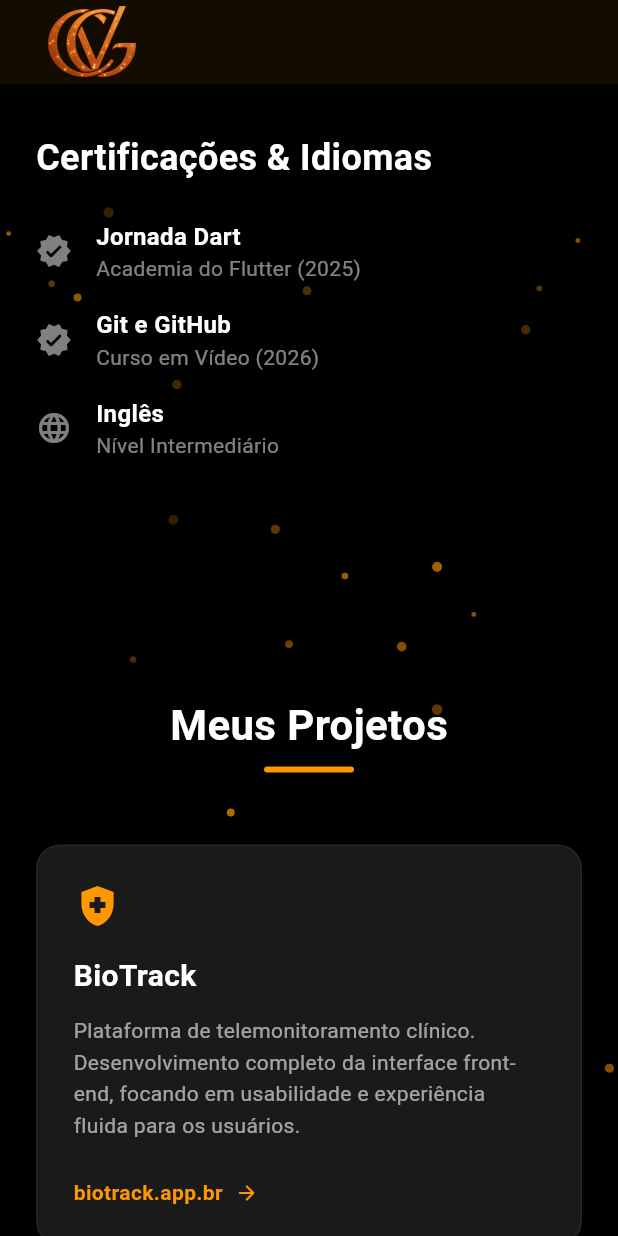
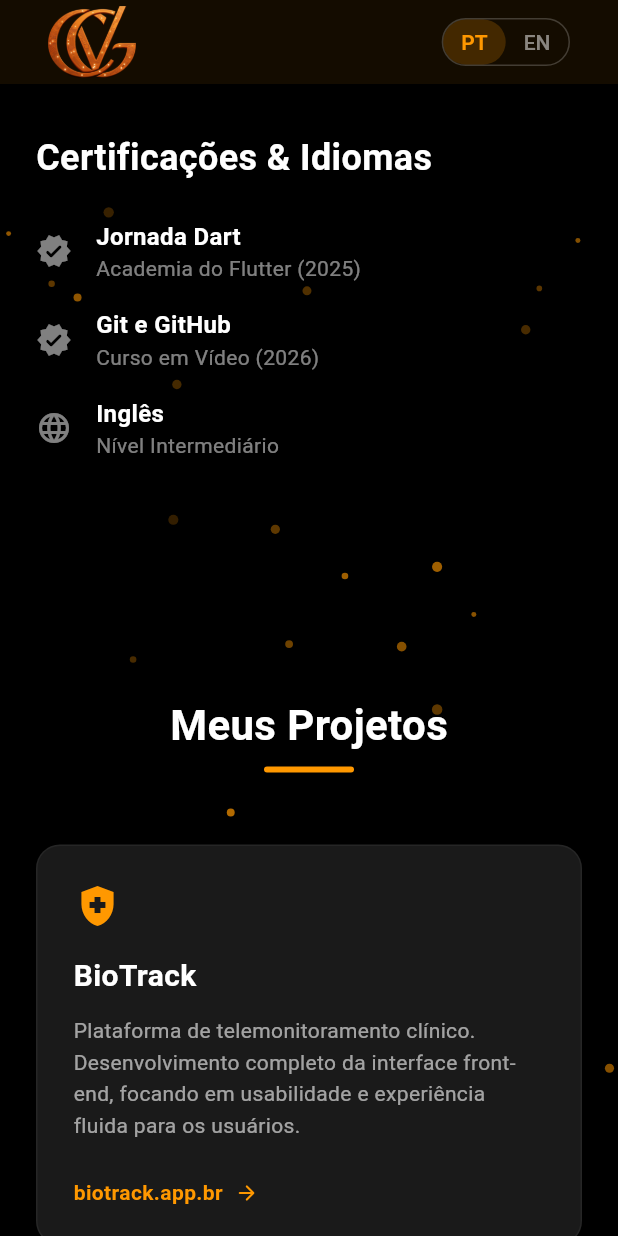
Before and after one commit to CamilaGVitoria/portifolio-camila, a Flutter app: the screen it shows after launch, scrolled down 1728 dp, on a phone screen of 412 x 824 dp. Run offline on Flutter 3.47's test engine with Material 3 defaults, Android fonts, the phone set to English and light mode, and no system bars.

Commit message:
English add

```diff
--- a/lib/sections/about_section.dart
+++ b/lib/sections/about_section.dart
@@ -1,7 +1,9 @@
 import 'package:flutter/material.dart';
 
 class AboutSection extends StatelessWidget {
-  const AboutSection({super.key});
+  final bool isEnglish;
+
+  const AboutSection({super.key, required this.isEnglish});
 
   @override
   Widget build(BuildContext context) {
@@ -22,7 +24,7 @@ class AboutSection extends StatelessWidget {
             crossAxisAlignment: CrossAxisAlignment.center,
             children: [
               Text(
-                "Sobre Mim & Experiência",
+                isEnglish ? "About Me & Experience" : "Sobre Mim & Experiência",
                 style: TextStyle(
                   fontSize: isMobile ? 28 : 36,
                   fontWeight: FontWeight.bold,
@@ -39,7 +41,6 @@ class AboutSection extends StatelessWidget {
                 ),
               ),
               const SizedBox(height: 60),
-
               isMobile
                   ? Column(
                       children: [
@@ -67,9 +68,9 @@ class AboutSection extends StatelessWidget {
     return Column(
       crossAxisAlignment: CrossAxisAlignment.start,
       children: [
-        const Text(
-          "Trajetória",
-          style: TextStyle(
+        Text(
+          isEnglish ? "Journey" : "Trajetória",
+          style: const TextStyle(
             fontSize: 24,
             fontWeight: FontWeight.bold,
             color: Colors.white,
@@ -78,28 +79,34 @@ class AboutSection extends StatelessWidget {
         const SizedBox(height: 32),
         _buildTimelineItem(
           context: context,
-          title: "Desenvolvedora Front-End",
+          title: isEnglish ? "Front-End Developer" : "Desenvolvedora Front-End",
           subtitle: "QuadCode",
-          period: "11/2025 - Atual",
-          description: "Desenvolvimento de front-end para aplicações Web, Desktop e Mobile com foco em layouts modernos e na jornada do usuário.",
+          period: isEnglish ? "11/2025 - Present" : "11/2025 - Atual",
+          description: isEnglish
+              ? "Front-end development for Web, Desktop, and Mobile applications with a focus on modern layouts and user experience."
+              : "Desenvolvimento de front-end para aplicações Web, Desktop e Mobile com foco em layouts modernos e na jornada do usuário.",
           icon: Icons.work_rounded,
         ),
         const SizedBox(height: 24),
         _buildTimelineItem(
           context: context,
-          title: "Desenvolvedora de Aplicativos Mobile",
-          subtitle: "Peki Code (Empresa Júnior)",
+          title: isEnglish ? "Mobile Applications Developer" : "Desenvolvedora de Aplicativos Móveis",
+          subtitle: isEnglish ? "Peki Code (Junior Enterprise)" : "Peki Code (Empresa Júnior)",
           period: "10/2024 - 02/2025",
-          description: "Atuação focada no desenvolvimento mobile utilizando o ecossistema Flutter.",
+          description: isEnglish
+              ? "Focused on mobile development using the Flutter ecosystem."
+              : "Atuação focada no desenvolvimento mobile utilizando o ecossistema Flutter.",
           icon: Icons.smartphone_rounded,
         ),
         const SizedBox(height: 24),
         _buildTimelineItem(
           context: context,
-          title: "Bacharelado em Ciência da Computação",
+          title: isEnglish ? "Bachelor's Degree in Computer Science" : "Bacharelado em Ciência da Computação",
           subtitle: "IF Goiano - Campus Morrinhos",
-          period: "02/2019 - Atual",
-          description: "Formação acadêmica sólida com foco em engenharia de software e resolução de problemas.",
+          period: isEnglish ? "02/2019 - Present" : "02/2019 - Atual",
+          description: isEnglish
+              ? "Solid academic background focusing on software engineering and problem-solving."
+              : "Formação acadêmica sólida com foco em engenharia de software e resolução de problemas.",
           icon: Icons.school_rounded,
         ),
       ],
@@ -173,9 +180,9 @@ class AboutSection extends StatelessWidget {
     return Column(
       crossAxisAlignment: CrossAxisAlignment.start,
       children: [
-        const Text(
-          "Habilidades Técnicas",
-          style: TextStyle(
+        Text(
+          isEnglish ? "Technical Skills" : "Habilidades Técnicas",
+          style: const TextStyle(
             fontSize: 24,
             fontWeight: FontWeight.bold,
             color: Colors.white,
@@ -197,9 +204,9 @@ class AboutSection extends StatelessWidget {
           ],
         ),
         const SizedBox(height: 48),
-        const Text(
-          "Certificações & Idiomas",
-          style: TextStyle(
+        Text(
+          isEnglish ? "Certifications & Languages" : "Certificações & Idiomas",
+          style: const TextStyle(
             fontSize: 24,
             fontWeight: FontWeight.bold,
             color: Colors.white,
@@ -208,7 +215,12 @@ class AboutSection extends StatelessWidget {
         const SizedBox(height: 24),
         _buildListTile(context, Icons.verified_rounded, "Jornada Dart", "Academia do Flutter (2025)"),
         _buildListTile(context, Icons.verified_rounded, "Git e GitHub", "Curso em Vídeo (2026)"),
-        _buildListTile(context, Icons.language_rounded, "Inglês", "Nível Intermediário"),
+        _buildListTile(
+          context,
+          Icons.language_rounded,
+          isEnglish ? "English" : "Inglês",
+          isEnglish ? "Intermediate Level" : "Nível Intermediário",
+        ),
       ],
     );
   }
--- a/lib/sections/footer_section.dart
+++ b/lib/sections/footer_section.dart
@@ -2,7 +2,9 @@ import 'package:flutter/material.dart';
 import 'package:url_launcher/url_launcher.dart';
 
 class FooterSection extends StatelessWidget {
-  const FooterSection({super.key});
+  final bool isEnglish;
+
+  const FooterSection({super.key, required this.isEnglish});
 
   Future<void> _launchUrl(String urlString) async {
     final Uri url = Uri.parse(urlString);
@@ -57,7 +59,7 @@ class FooterSection extends StatelessWidget {
         children: [
           Image.asset(
             'assets/images/my_logo.png',
-            height: 110,
+            height: 80,
             errorBuilder: (context, error, stackTrace) {
               return Text(
                 "< Camila />",
@@ -72,7 +74,9 @@ class FooterSection extends StatelessWidget {
           ),
           const SizedBox(height: 16),
           Text(
-            "© ${DateTime.now().year} — Desenvolvido em Flutter",
+            isEnglish
+                ? "© ${DateTime.now().year} — Developed in Flutter"
+                : "© ${DateTime.now().year} — Desenvolvido em Flutter",
             style: TextStyle(
               color: Colors.white.withOpacity(0.4),
               fontSize: 14,
@@ -84,9 +88,9 @@ class FooterSection extends StatelessWidget {
       Column(
         crossAxisAlignment: isMobile ? CrossAxisAlignment.center : CrossAxisAlignment.start,
         children: [
-          const Text(
-            "Contato",
-            style: TextStyle(
+          Text(
+            isEnglish ? "Contact" : "Contato",
+            style: const TextStyle(
               color: Colors.white,
               fontWeight: FontWeight.bold,
               fontSize: 16,
@@ -110,9 +114,9 @@ class FooterSection extends StatelessWidget {
       Column(
         crossAxisAlignment: isMobile ? CrossAxisAlignment.center : CrossAxisAlignment.start,
         children: [
-          const Text(
-            "Redes Sociais",
-            style: TextStyle(
+          Text(
+            isEnglish ? "Social Media" : "Redes Sociais",
+            style: const TextStyle(
               color: Colors.white,
               fontWeight: FontWeight.bold,
               fontSize: 16,
@@ -131,7 +135,7 @@ class FooterSection extends StatelessWidget {
               _buildSocialButton(
                 icon: Icons.business_center_rounded,
                 label: "LinkedIn",
-                url: "https://www.linkedin.com/in/camilagvitoria/",
+                url: "https://www.linkedin.com",
               ),
             ],
           ),
--- a/lib/sections/hero_section.dart
+++ b/lib/sections/hero_section.dart
@@ -3,7 +3,14 @@ import 'package:flutter/material.dart';
 import 'package:url_launcher/url_launcher.dart';
 
 class HeroSection extends StatelessWidget {
-  const HeroSection({super.key});
+  final bool isEnglish;
+  final VoidCallback onViewProjectsPressed;
+
+  const HeroSection({
+    super.key,
+    required this.isEnglish,
+    required this.onViewProjectsPressed,
+  });
 
   Future<void> _launchUrl(String urlString) async {
     final Uri url = Uri.parse(urlString);
@@ -50,7 +57,7 @@ class HeroSection extends StatelessWidget {
       crossAxisAlignment: contentAlignment,
       children: [
         Text(
-          "Olá, eu sou a Camila",
+          isEnglish ? "Hi, I'm Camila" : "Olá, eu sou a Camila",
           style: TextStyle(
             fontSize: isMobile ? 22 : 28,
             color: Colors.white.withOpacity(0.8),
@@ -59,7 +66,7 @@ class HeroSection extends StatelessWidget {
         ),
         const SizedBox(height: 16),
         SelectableText(
-          "Desenvolvedora Front-end",
+          isEnglish ? "Front-end Developer" : "Desenvolvedora Front-end",
           style: TextStyle(
             fontSize: isMobile ? 36 : 56,
             fontWeight: FontWeight.bold,
@@ -79,9 +86,10 @@ class HeroSection extends StatelessWidget {
                 height: 1.5,
               ),
               children: [
-                const TextSpan(
-                  text:
-                      "Especializada em criar interfaces web e mobile fluidas e escaláveis. Co-fundadora da ",
+                TextSpan(
+                  text: isEnglish
+                      ? "Specialized in creating fluid and scalable web and mobile interfaces. Co-founder of "
+                      : "Especializada em criar interfaces web e mobile fluidas e escaláveis. Co-fundadora da ",
                 ),
                 TextSpan(
                   text: "QuadCode",
@@ -92,9 +100,10 @@ class HeroSection extends StatelessWidget {
                   recognizer: TapGestureRecognizer()
                     ..onTap = () => _launchUrl("https://quadcode.com.br"),
                 ),
-                const TextSpan(
-                  text:
-                      ", transformando ideias em experiências visuais completas.",
+                TextSpan(
+                  text: isEnglish
+                      ? ", turning ideas into complete visual experiences."
+                      : ", transformando ideias em experiências visuais completas.",
                 ),
               ],
             ),
@@ -103,7 +112,7 @@ class HeroSection extends StatelessWidget {
         ),
         const SizedBox(height: 48),
         ElevatedButton(
-          onPressed: () {},
+          onPressed: onViewProjectsPressed,
           style: ElevatedButton.styleFrom(
             backgroundColor: colorScheme.primary,
             foregroundColor: Colors.black,
@@ -115,9 +124,9 @@ class HeroSection extends StatelessWidget {
               borderRadius: BorderRadius.circular(8),
             ),
           ),
-          child: const Text(
-            "Ver meus projetos",
-            style: TextStyle(fontSize: 18, fontWeight: FontWeight.bold),
+          child: Text(
+            isEnglish ? "View my projects" : "Ver meus projetos",
+            style: const TextStyle(fontSize: 18, fontWeight: FontWeight.bold),
           ),
         ),
       ],
@@ -145,8 +154,7 @@ class HeroSection extends StatelessWidget {
               : Row(
                   mainAxisAlignment: MainAxisAlignment.center,
                   crossAxisAlignment: CrossAxisAlignment.center,
-                  mainAxisSize: MainAxisSize
-                      .min, // Garante que a linha ocupe apenas o espaço necessário
+                  mainAxisSize: MainAxisSize.min,
                   children: [
                     profileImage,
                     const SizedBox(width: 60),
--- a/lib/sections/projects_section.dart
+++ b/lib/sections/projects_section.dart
@@ -2,7 +2,9 @@ import 'package:flutter/material.dart';
 import 'package:url_launcher/url_launcher.dart';
 
 class ProjectsSection extends StatelessWidget {
-  const ProjectsSection({super.key});
+  final bool isEnglish;
+
+  const ProjectsSection({super.key, required this.isEnglish});
 
   @override
   Widget build(BuildContext context) {
@@ -20,7 +22,7 @@ class ProjectsSection extends StatelessWidget {
         crossAxisAlignment: CrossAxisAlignment.center,
         children: [
           Text(
-            "Meus Projetos",
+            isEnglish ? "My Projects" : "Meus Projetos",
             style: TextStyle(
               fontSize: isMobile ? 28 : 36,
               fontWeight: FontWeight.bold,
@@ -46,8 +48,9 @@ class ProjectsSection extends StatelessWidget {
                 context: context,
                 isMobile: isMobile,
                 title: "BioTrack",
-                description:
-                    "Plataforma de telemonitoramento clínico. Desenvolvimento completo da interface front-end, focando em usabilidade e experiência fluida para os usuários.",
+                description: isEnglish
+                    ? "Clinical telemonitoring platform. Full development of the front-end interface, focusing on usability and a fluid user experience."
+                    : "Plataforma de telemonitoramento clínico. Desenvolvimento completo da interface front-end, focando em usabilidade e experiência fluida para os usuários.",
                 linkText: "biotrack.app.br",
                 url: "https://biotrack.app.br",
                 icon: Icons.health_and_safety,
@@ -55,9 +58,10 @@ class ProjectsSection extends StatelessWidget {
               _buildProjectCard(
                 context: context,
                 isMobile: isMobile,
-                title: "Nutricionista Talita Gonçalves",
-                description:
-                    "Landing page profissional desenvolvida para conversão de pacientes, com layout moderno, responsivo e otimizado para a web.",
+                title: isEnglish ? "Nutritionist Talita Gonçalves" : "Nutricionista Talita Gonçalves",
+                description: isEnglish
+                    ? "Professional landing page developed for patient conversion, featuring a modern, responsive, and web-optimized layout."
+                    : "Landing page profissional desenvolvida para conversão de pacientes, com layout moderno, responsivo e otimizado para a web.",
                 linkText: "talitagoncalvesnutri.com.br",
                 url: "https://www.talitagoncalvesnutri.com.br",
                 icon: Icons.restaurant_menu,
@@ -65,31 +69,33 @@ class ProjectsSection extends StatelessWidget {
               _buildProjectCard(
                 context: context,
                 isMobile: isMobile,
-                title: "Portfólio Pessoal",
-                description:
-                    "Este próprio site! Desenvolvido 100% em Flutter Web aplicando conceitos de Clean Code, responsividade e componentização.",
-                linkText: "Ver no GitHub",
+                title: isEnglish ? "Personal Portfolio" : "Portfólio Pessoal",
+                description: isEnglish
+                    ? "This very website! Developed 100% in Flutter Web applying Clean Code concepts, responsiveness, and componentization."
+                    : "Este próprio site! Desenvolvido 100% em Flutter Web aplicando conceitos de Clean Code, responsividade e componentização.",
+                linkText: isEnglish ? "View on GitHub" : "Ver no GitHub",
                 url: "https://github.com/CamilaGVitoria/portifolio-camila",
                 icon: Icons.code,
               ),
               _buildProjectCard(
                 context: context,
                 isMobile: isMobile,
-                title: "Experimentos Mobile",
-                description:
-                    "Coleção de aplicativos mobile desenvolvidos em Flutter focando na construção de layouts avançados, componentização e consumo de dados no front-end.",
-                linkText: "Ver repositório",
-                url:
-                    "https://github.com/CamilaGVitoria/apps",
+                title: isEnglish ? "Mobile Experiments" : "Experimentos Mobile",
+                description: isEnglish
+                    ? "Collection of mobile applications developed in Flutter focusing on building advanced layouts, componentization, and front-end data consumption."
+                    : "Coleção de aplicativos mobile desenvolvidos em Flutter focando na construção de layouts avançados, componentização e consumo de dados no front-end.",
+                linkText: isEnglish ? "View repository" : "Ver repositório",
+                url: "https://github.com/CamilaGVitoria/apps",
                 icon: Icons.app_shortcut_rounded,
               ),
               _buildProjectCard(
                 context: context,
                 isMobile: isMobile,
-                title: "Novas Soluções",
-                description:
-                    "Interfaces modernas e aplicações responsivas estão sendo estruturadas neste momento. O desenvolvimento não para.",
-                linkText: "Em andamento...",
+                title: isEnglish ? "New Solutions" : "Novas Soluções",
+                description: isEnglish
+                    ? "Modern interfaces and responsive applications are currently being structured. Development never stops."
+                    : "Interfaces modernas e aplicações responsivas estão sendo estruturadas neste momento. O desenvolvimento não para.",
+                linkText: isEnglish ? "In progress..." : "Em andamento...",
                 url: "",
                 icon: Icons.hourglass_top_rounded,
                 isInProgress: true,
--- a/lib/views/home_view.dart
+++ b/lib/views/home_view.dart
@@ -16,6 +16,8 @@ class _HomeViewState extends State<HomeView> {
   final GlobalKey _heroKey = GlobalKey();
   final GlobalKey _aboutKey = GlobalKey();
   final GlobalKey _projectsKey = GlobalKey();
+
+  bool isEnglish = false;
 
   void _scrollToSection(GlobalKey key) {
     if (key.currentContext != null) {
@@ -63,15 +65,18 @@ class _HomeViewState extends State<HomeView> {
                       ),
                     ),
                   ),
-                  if (!isMobile)
-                    Row(
-                      mainAxisSize: MainAxisSize.min,
-                      children: [
-                        _buildMenuButton("Sobre Mim", _aboutKey),
+                  Row(
+                    mainAxisSize: MainAxisSize.min,
+                    children: [
+                      if (!isMobile) ...[
+                        _buildMenuButton(isEnglish ? "About Me" : "Sobre Mim", _aboutKey),
                         const SizedBox(width: 24),
-                        _buildMenuButton("Projetos", _projectsKey),
+                        _buildMenuButton(isEnglish ? "Projects" : "Projetos", _projectsKey),
+                        const SizedBox(width: 32),
                       ],
-                    ),
+                      _buildLanguageToggle(),
+                    ],
+                  ),
                 ],
               ),
             ),
@@ -82,10 +87,16 @@ class _HomeViewState extends State<HomeView> {
         child: SingleChildScrollView(
           child: Column(
             children: [
-              Container(key: _heroKey, child: const HeroSection()),
-              Container(key: _aboutKey, child: const AboutSection()),
-              Container(key: _projectsKey, child: const ProjectsSection()),
-              const FooterSection(),
+              Container(
+                key: _heroKey,
+                child: HeroSection(
+                  isEnglish: isEnglish,
+                  onViewProjectsPressed: () => _scrollToSection(_projectsKey),
+                ),
+              ),
+              Container(key: _aboutKey, child: AboutSection(isEnglish: isEnglish)),
+              Container(key: _projectsKey, child: ProjectsSection(isEnglish: isEnglish)),
+              FooterSection(isEnglish: isEnglish),
             ],
           ),
         ),
@@ -106,4 +117,49 @@ class _HomeViewState extends State<HomeView> {
       child: Text(title),
     );
   }
+
+  Widget _buildLanguageToggle() {
+    return Container(
+      decoration: BoxDecoration(
+        border: Border.all(color: Colors.white.withOpacity(0.2)),
+        borderRadius: BorderRadius.circular(20),
+      ),
+      child: Row(
+        mainAxisSize: MainAxisSize.min,
+        children: [
+          _buildLangOption("PT", !isEnglish),
+          _buildLangOption("EN", isEnglish),
+        ],
+      ),
+    );
+  }
+
+  Widget _buildLangOption(String lang, bool isActive) {
+    return GestureDetector(
+      onTap: () {
+        setState(() {
+          isEnglish = lang == "EN";
+        });
+      },
+      child: MouseRegion(
+        cursor: SystemMouseCursors.click,
+        child: AnimatedContainer(
+          duration: const Duration(milliseconds: 200),
+          padding: const EdgeInsets.symmetric(horizontal: 12, vertical: 6),
+          decoration: BoxDecoration(
+            color: isActive ? Colors.orange.withOpacity(0.2) : Colors.transparent,
+            borderRadius: BorderRadius.circular(20),
+          ),
+          child: Text(
+            lang,
+            style: TextStyle(
+              color: isActive ? Colors.orange : Colors.white.withOpacity(0.5),
+              fontWeight: isActive ? FontWeight.bold : FontWeight.w500,
+              fontSize: 14,
+            ),
+          ),
+        ),
+      ),
+    );
+  }
 }
```
